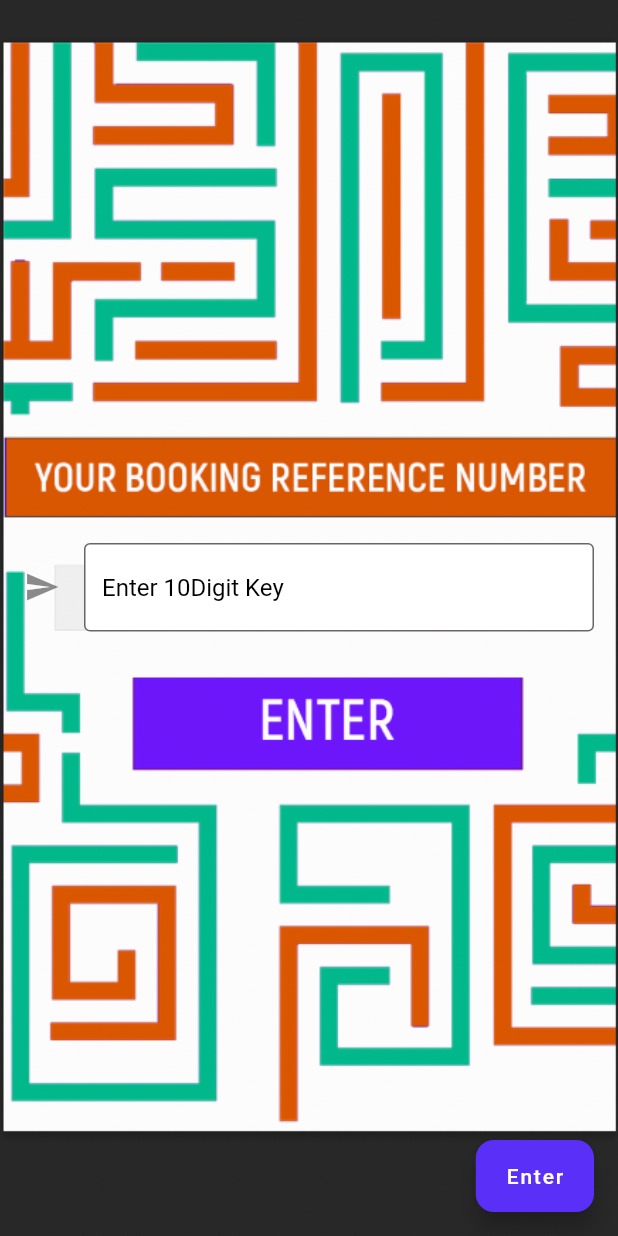
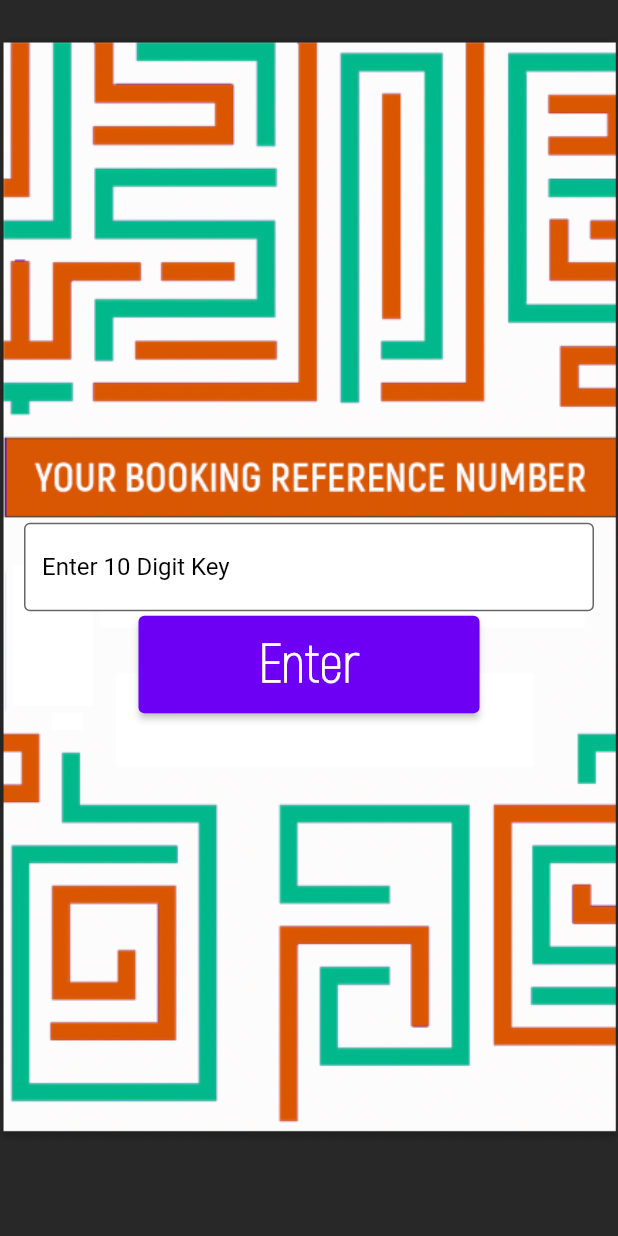
Before and after one commit to ethandsz/detectivedaysout, a Flutter app: the LoginPage screen opened directly, on a phone screen of 412 x 824 dp. Run offline on Flutter 3.47's test engine with Material 2 defaults, Android fonts, the phone set to English and light mode, and no system bars; our stand-ins replace animated_text_kit, geolocator, google_maps_flutter, location, permission_handler.

Commit message:
Changed maplayout, map popup, fixed login page

```diff
--- a/lib/login.dart
+++ b/lib/login.dart
@@ -3,6 +3,7 @@
 import 'package:flutter/material.dart';
 import './variables.dart' as variables;
 import './instruction_page.dart' as instructions;
+import './map.dart' as map;
 
 class LoginPage extends StatefulWidget {
   const LoginPage({Key? key}) : super(key: key);
@@ -39,10 +40,11 @@ class _LoginPageState extends State<LoginPage> {
             ),
             height: double.infinity,
             width: double.infinity,
-            child:
-                Column(mainAxisAlignment: MainAxisAlignment.center, children: [
+            child: Column(
+                mainAxisAlignment: MainAxisAlignment.center,
+                children: <Widget>[
                   SizedBox(
-                  height: 100,
+                      height: 60,
                       width: 380,
                       child: TextField(
                         //Text field widget
@@ -52,9 +54,9 @@ class _LoginPageState extends State<LoginPage> {
                           //Decor for the box
                           fillColor: Colors.white,
                           filled: true,
-                      icon: Icon(Icons.send),
+                          //icon: Icon(Icons.send),
                           border: OutlineInputBorder(),
-                      hintText: "Enter 10Digit Key",
+                          hintText: "Enter 10 Digit Key",
                           hintStyle: TextStyle(color: Colors.black),
                         ),
                         onEditingComplete: () {
@@ -65,9 +67,30 @@ class _LoginPageState extends State<LoginPage> {
                             variables.mapAccess = true;
                           }
                         },
-                  ))
+                      )),
+                  const SizedBox(
+                    height: 2,
+                    width: 70,
+                  ),
+                  ElevatedButton(
+                      style: ElevatedButton.styleFrom(
+                          primary: Color(0xFF6D00F4),
+                          padding: EdgeInsets.symmetric(
+                              horizontal: 80, vertical: 10),
+                          textStyle: TextStyle(
+                              fontSize: 36,
+                              fontFamily: 'Akrobat',
+                              fontWeight: FontWeight.bold)),
+                      onPressed: () {
+                        Navigator.push(
+                            context,
+                            MaterialPageRoute(
+                                builder: (context) => map.MapScreen()));
+                      },
+                      child: const Text('Enter')),
                 ])),
-        floatingActionButton: button(),
+        //floatingActionButton: button(),
+        //floatingActionButtonLocation: FloatingActionButtonLocation.centerFloat,
       ),
     );
   }
@@ -75,12 +98,16 @@ class _LoginPageState extends State<LoginPage> {
   Widget button() => FloatingActionButton.extended(
       backgroundColor: Color.fromARGB(255, 90, 47, 248),
       foregroundColor: Colors.white,
-      shape: RoundedRectangleBorder(borderRadius: BorderRadius.circular(12)),
+      shape: RoundedRectangleBorder(borderRadius: BorderRadius.circular(0)),
       label: Text('Enter'),
       onPressed: () {
+        Navigator.push(context,
+            MaterialPageRoute(builder: (context) => const map.MapScreen()));
+/*
         Navigator.push(
             context,
             MaterialPageRoute(
                 builder: (context) => const instructions.Instructions()));
+                */
       });
 }
--- a/lib/marker_information.dart
+++ b/lib/marker_information.dart
@@ -8,7 +8,7 @@ class ClueLocation {
   double long;
   var title;
   var body;
-  bool compl = false;
+  bool compl = true;
 }
 
 var newHamCollege = ClueLocation(
```
Also changed, not shown: lib/instruction_page.dart (+9 -6 lines), lib/main.dart (+9 -0 lines), lib/map.dart (+8 -0 lines), lib/mapvariables.dart (+23 -10 lines), lib/variables.dart (+6 -1 lines), pubspec.yaml (+8 -0 lines), assets/Akrobat-Black.ttf (added), assets/Akrobat-Bold.ttf (added), assets/Akrobat-ExtraBold.ttf (added), assets/Akrobat-ExtraLight.ttf (added), assets/Akrobat-Light.ttf (added), assets/Akrobat-Regular.ttf (added), assets/Akrobat-SemiBold.ttf (added), assets/Akrobat-Thin.ttf (added), 2 more files, 1 other file. Lines whose indentation alone changed are shown as unchanged.
